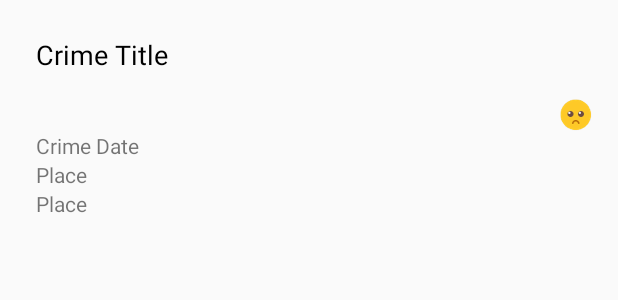
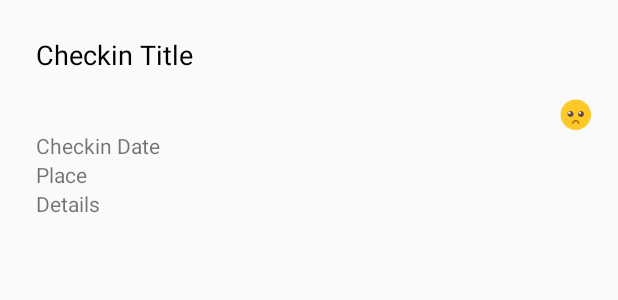
Before and after one commit to RoyReisenleiter/MyCheckins, an Android app: the layout list_item_activity.xml on its own in the app's theme, with its tools: preview values and no code run, on a phone screen of 412 x 824 dp. Shown: the top 300 px of the screen. Run offline under Robolectric (Android 15) with nearby library versions, the phone set to English and light mode, and no system bars.

Commit message:
starting refactoring 4

```diff
--- a/app/src/main/res/layout/fragment_activity.xml
+++ b/app/src/main/res/layout/fragment_activity.xml
@@ -30,7 +30,7 @@
                 android:scaleType="centerInside" />
 
             <ImageButton
-                android:id="@+id/crime_camera"
+                android:id="@+id/checkin_camera"
                 android:layout_width="match_parent"
                 android:layout_height="wrap_content"
                 android:src="@android:drawable/ic_menu_camera" />
@@ -51,7 +51,7 @@
 
 
             <EditText
-            android:id="@+id/crime_title"
+            android:id="@+id/checkin_title"
             android:layout_width="match_parent"
             android:layout_height="wrap_content"
             android:hint="@string/crime_title_hint"/>
--- a/app/src/main/res/layout/fragment_activity_list.xml
+++ b/app/src/main/res/layout/fragment_activity_list.xml
@@ -1,6 +1,6 @@
 <?xml version="1.0" encoding="utf-8"?>
 <androidx.recyclerview.widget.RecyclerView
     xmlns:android="http://schemas.android.com/apk/res/android"
-    android:id="@+id/crime_recycler_view"
+    android:id="@+id/checkin_recycler_view"
     android:layout_width="match_parent"
     android:layout_height="match_parent"/>
--- a/app/src/main/res/layout/list_item_activity.xml
+++ b/app/src/main/res/layout/list_item_activity.xml
@@ -9,13 +9,13 @@
     android:padding="8dp">
 
     <TextView
-        android:id="@id/crime_title"
+        android:id="@id/checkin_title"
         android:layout_width="0dp"
         android:layout_height="wrap_content"
         android:layout_marginStart="16dp"
         android:layout_marginTop="16dp"
         android:layout_marginEnd="8dp"
-        android:text="Crime Title"
+        android:text="Checkin Title"
         android:textColor="@android:color/black"
         android:textSize="18sp"
         app:layout_constraintEnd_toStartOf="@+id/activity_solved"
@@ -35,11 +35,11 @@
         android:layout_marginTop="8dp"
         android:layout_marginEnd="8dp"
         android:layout_marginBottom="8dp"
-        android:text="Crime Date"
+        android:text="Checkin Date"
         app:layout_constraintBottom_toBottomOf="parent"
-        app:layout_constraintEnd_toEndOf="@+id/crime_title"
+        app:layout_constraintEnd_toEndOf="@+id/checkin_title"
         app:layout_constraintStart_toStartOf="parent"
-        app:layout_constraintTop_toBottomOf="@+id/crime_title"
+        app:layout_constraintTop_toBottomOf="@+id/checkin_title"
         tools:layout_conversion_absoluteHeight="19dp"
         tools:layout_conversion_absoluteWidth="395dp"
         tools:layout_conversion_wrapHeight="50"
@@ -52,7 +52,7 @@
         android:layout_marginStart="16dp"
         android:layout_marginEnd="8dp"
         android:text="Place"
-        app:layout_constraintEnd_toEndOf="@+id/crime_title"
+        app:layout_constraintEnd_toEndOf="@+id/checkin_title"
         app:layout_constraintStart_toStartOf="parent"
         app:layout_constraintTop_toBottomOf="@+id/activity_date"
         tools:layout_conversion_absoluteHeight="19dp"
@@ -66,8 +66,8 @@
         android:layout_height="wrap_content"
         android:layout_marginStart="16dp"
         android:layout_marginEnd="8dp"
-        android:text="Place"
-        app:layout_constraintEnd_toEndOf="@+id/crime_title"
+        android:text="Details"
+        app:layout_constraintEnd_toEndOf="@+id/checkin_title"
         app:layout_constraintStart_toStartOf="parent"
         app:layout_constraintTop_toBottomOf="@+id/place_title"
         tools:layout_conversion_absoluteHeight="19dp"
--- a/app/src/main/res/menu/fragment_crime_list.xml
+++ b/app/src/main/res/menu/fragment_checkin_list.xml
@@ -2,7 +2,7 @@
 <menu xmlns:android="http://schemas.android.com/apk/res/android"
     xmlns:app="http://schemas.android.com/apk/res-auto">
     <item
-        android:id="@+id/new_crime"
+        android:id="@+id/new_checkin"
         android:title="@string/new_activity"
         app:showAsAction="ifRoom|withText"/>
     <item
--- a/app/src/main/res/xml/files.xml
+++ b/app/src/main/res/xml/files.xml
@@ -1,6 +1,6 @@
 <?xml version="1.0" encoding="utf-8"?>
 <paths>
     <files-path
-        name="crime_photos"
+        name="checkin_photos"
         path="."/>
 </paths>
```
Also changed, not shown: app/src/main/java/task2/task2/CheckinsActivity.java (+4 -4 lines), app/src/main/java/task2/task2/CheckinsFragment.java (+9 -9 lines), app/src/main/java/task2/task2/CheckinsLab.java (+10 -27 lines), app/src/main/java/task2/task2/CheckinsListFragment.java (+8 -8 lines).
